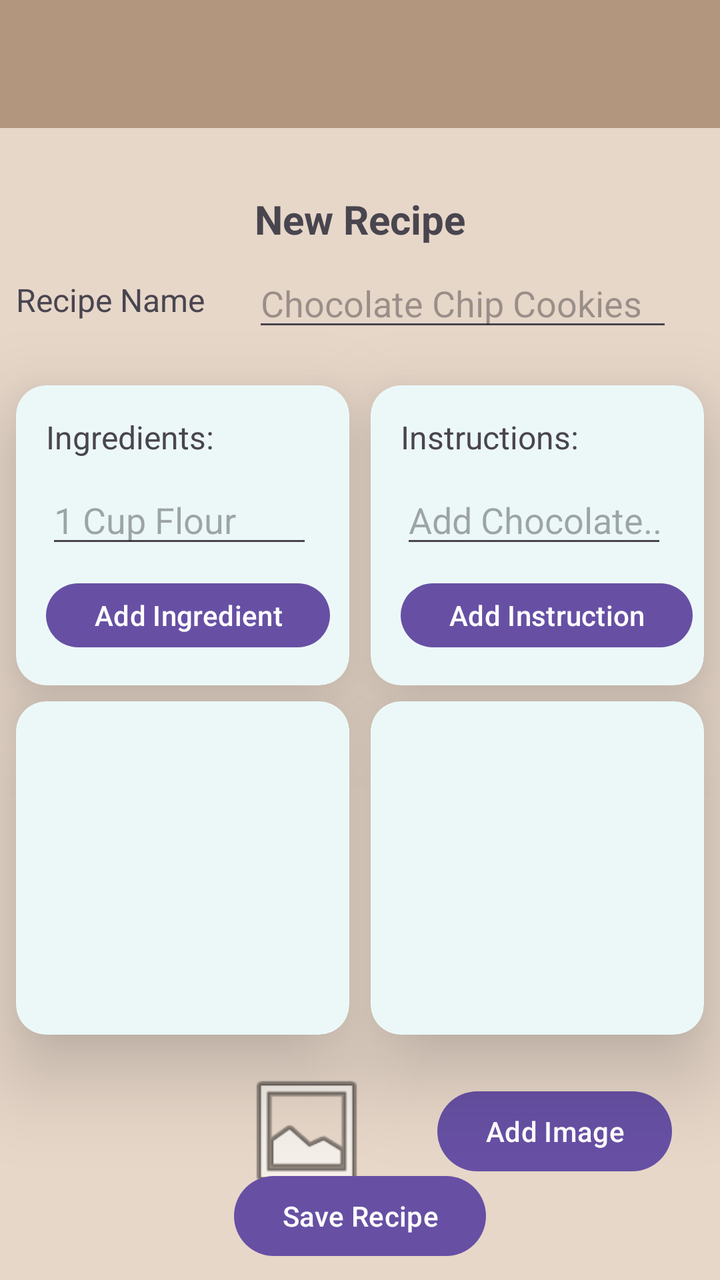
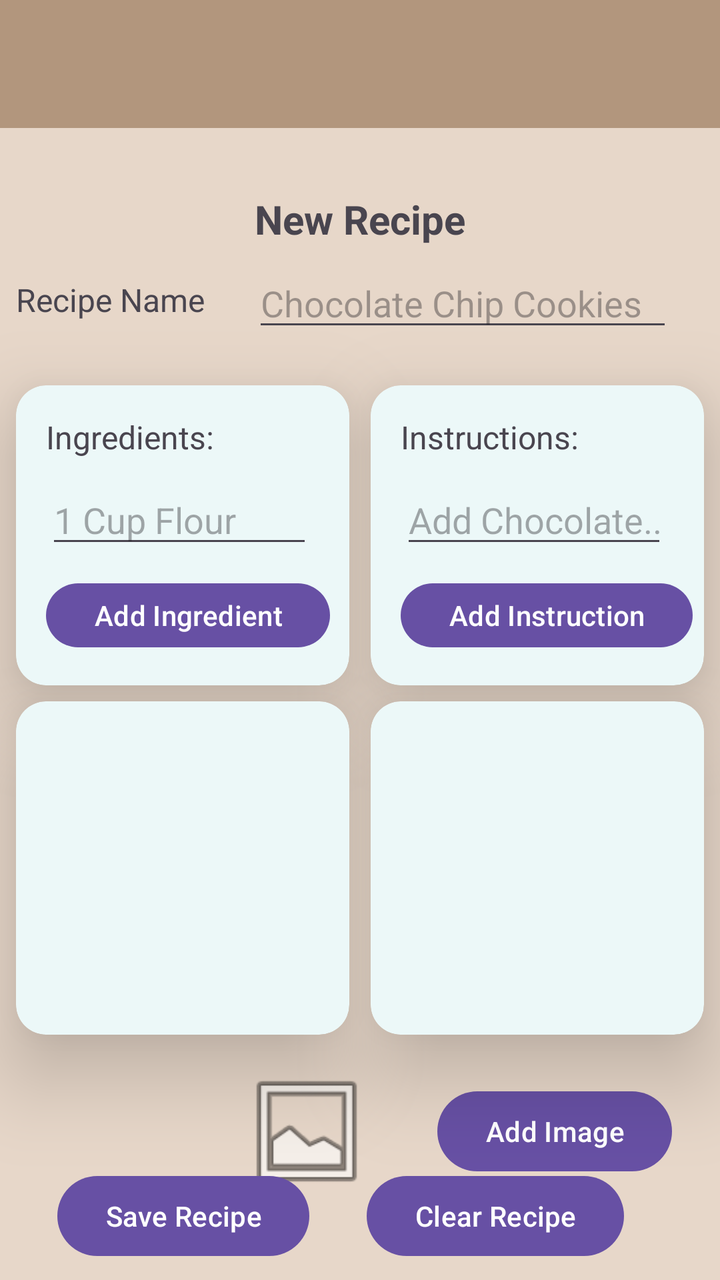

Screens rendered from an Android XML layout before and after an edit, with the pre-edit source and the edit as a unified diff.
<!-- AndroidManifest.xml: application theme Theme.RylanWight -->
<!-- res/layout/activity_new_recipe.xml -->
<?xml version="1.0" encoding="utf-8"?>
<androidx.constraintlayout.widget.ConstraintLayout xmlns:android="http://schemas.android.com/apk/res/android"
    xmlns:app="http://schemas.android.com/apk/res-auto"
    xmlns:tools="http://schemas.android.com/tools"
    android:id="@+id/main"
    android:layout_width="match_parent"
    android:layout_height="match_parent"
    android:background="#E7D7C9"
    tools:context=".new_recipe">

    <androidx.appcompat.widget.Toolbar
        android:id="@+id/tbNewRecipe"
        android:layout_width="409dp"
        android:layout_height="wrap_content"
        android:background="#B2967D"
        android:minHeight="?attr/actionBarSize"
        android:theme="?attr/actionBarTheme"
        app:layout_constraintEnd_toEndOf="parent"
        app:layout_constraintStart_toStartOf="parent"
        app:layout_constraintTop_toTopOf="parent" />

    <TextView
        android:id="@+id/tvNewRecipe"
        android:layout_width="wrap_content"
        android:layout_height="wrap_content"
        android:layout_marginTop="32dp"
        android:text="New Recipe"
        android:textSize="20sp"
        android:textStyle="bold"
        app:layout_constraintEnd_toEndOf="parent"
        app:layout_constraintStart_toStartOf="parent"
        app:layout_constraintTop_toBottomOf="@+id/tbNewRecipe" />

    <TextView
        android:id="@+id/lblRecipeName"
        android:layout_width="wrap_content"
        android:layout_height="wrap_content"
        android:layout_marginStart="8dp"
        android:layout_marginTop="16dp"
        android:text="Recipe Name"
        android:textSize="16sp"
        app:layout_constraintStart_toStartOf="parent"
        app:layout_constraintTop_toBottomOf="@+id/tvNewRecipe" />

    <EditText
        android:id="@+id/etRecipeName"
        style="@style/Widget.AppCompat.EditText"
        android:layout_width="wrap_content"
        android:layout_height="wrap_content"
        android:ems="10"
        android:hint="Chocolate Chip Cookies"
        android:inputType="text"
        app:layout_constraintBottom_toBottomOf="@+id/lblRecipeName"
        app:layout_constraintEnd_toEndOf="parent"
        app:layout_constraintStart_toEndOf="@+id/lblRecipeName"
        app:layout_constraintTop_toTopOf="@+id/lblRecipeName" />

    <androidx.cardview.widget.CardView
        android:id="@+id/ingredientCard"
        android:layout_width="500px"
        android:layout_height="450px"
        android:layout_marginStart="8dp"
        android:layout_marginTop="32dp"
        app:cardBackgroundColor="#ECF8F8"
        app:cardCornerRadius="15dp"
        app:cardElevation="24dp"
        app:layout_constraintStart_toStartOf="parent"
        app:layout_constraintTop_toBottomOf="@+id/lblRecipeName">

        <TextView
            android:id="@+id/lblIngredients"
            android:layout_width="wrap_content"
            android:layout_height="wrap_content"
            android:layout_marginStart="15dp"
            android:layout_marginTop="15dp"
            android:layout_marginBottom="15dp"
            android:text="Ingredients:"
            android:textSize="16sp" />

        <EditText
            android:id="@+id/etIngredient"
            android:layout_width="400px"
            android:layout_height="wrap_content"
            android:layout_marginStart="15dp"
            android:layout_marginTop="45dp"
            android:layout_marginBottom="15dp"
            android:ems="10"
            android:hint="1 Cup Flour"
            android:inputType="text" />

        <Button
            android:id="@+id/btnAddIngredient"
            android:layout_width="wrap_content"
            android:layout_height="wrap_content"
            android:layout_marginStart="15dp"
            android:layout_marginTop="95dp"
            android:layout_marginBottom="15dp"
            android:text="Add Ingredient" />
    </androidx.cardview.widget.CardView>

    <androidx.cardview.widget.CardView
        android:id="@+id/instructionCard"
        android:layout_width="500px"
        android:layout_height="450px"
        android:layout_marginEnd="8dp"
        app:cardBackgroundColor="#ECF8F8"
        app:cardCornerRadius="15dp"
        app:cardElevation="24dp"
        app:layout_constraintEnd_toEndOf="parent"
        app:layout_constraintTop_toTopOf="@+id/ingredientCard">

        <TextView
            android:id="@+id/lblInstructions"
            android:layout_width="wrap_content"
            android:layout_height="wrap_content"
            android:layout_marginStart="15dp"
            android:layout_marginTop="15dp"
            android:layout_marginBottom="15dp"
            android:text="Instructions:"
            android:textSize="16sp" />

        <EditText
            android:id="@+id/editTextText"
            android:layout_width="400px"
            android:layout_height="wrap_content"
            android:layout_marginStart="15dp"
            android:layout_marginTop="45dp"
            android:layout_marginBottom="15dp"
            android:ems="10"
            android:hint="Add Chocolate..."
            android:inputType="text" />

        <Button
            android:id="@+id/btnAddInstruction"
            android:layout_width="wrap_content"
            android:layout_height="wrap_content"
            android:layout_marginStart="15dp"
            android:layout_marginTop="95dp"
            android:layout_marginBottom="15dp"
            android:text="Add Instruction" />
    </androidx.cardview.widget.CardView>

    <androidx.cardview.widget.CardView
        android:id="@+id/ingredientsListCard"
        android:layout_width="500px"
        android:layout_height="500px"
        android:layout_marginStart="8dp"
        android:layout_marginTop="8dp"
        app:cardBackgroundColor="#ECF8F8"
        app:cardCornerRadius="15dp"
        app:cardElevation="24dp"
        app:layout_constraintStart_toStartOf="parent"
        app:layout_constraintTop_toBottomOf="@+id/ingredientCard">

        <androidx.recyclerview.widget.RecyclerView
            android:id="@+id/ingredientsList"
            android:layout_width="match_parent"
            android:layout_height="match_parent"
            android:layout_marginStart="15dp"
            android:layout_marginTop="15dp" />
    </androidx.cardview.widget.CardView>

    <androidx.cardview.widget.CardView
        android:layout_width="500px"
        android:layout_height="500px"
        android:layout_marginTop="8dp"
        android:layout_marginEnd="8dp"
        app:cardBackgroundColor="#ECF8F8"
        app:cardCornerRadius="15dp"
        app:cardElevation="24dp"
        app:layout_constraintEnd_toEndOf="parent"
        app:layout_constraintTop_toBottomOf="@+id/instructionCard">

        <androidx.recyclerview.widget.RecyclerView
            android:id="@+id/instructionsList"
            android:layout_width="match_parent"
            android:layout_height="match_parent"
            android:layout_marginStart="15dp"
            android:layout_marginTop="15dp" />
    </androidx.cardview.widget.CardView>

    <ImageView
        android:id="@+id/imgRecipe"
        android:layout_width="200px"
        android:layout_height="200px"
        android:layout_marginStart="120dp"
        android:layout_marginTop="15dp"
        android:maxWidth="300px"
        android:maxHeight="300px"
        app:layout_constraintStart_toStartOf="parent"
        app:layout_constraintTop_toBottomOf="@+id/ingredientsListCard"
        app:srcCompat="@android:drawable/ic_menu_gallery" />

    <Button
        android:id="@+id/btnAddImg"
        android:layout_width="wrap_content"
        android:layout_height="wrap_content"
        android:layout_marginStart="32dp"
        android:text="Add Image"
        app:layout_constraintBottom_toBottomOf="@+id/imgRecipe"
        app:layout_constraintStart_toEndOf="@+id/imgRecipe"
        app:layout_constraintTop_toTopOf="@+id/imgRecipe" />

    <Button
        android:id="@+id/btnSaveRecipe"
        android:layout_width="wrap_content"
        android:layout_height="wrap_content"
        android:layout_marginBottom="8dp"
        android:text="Save Recipe"
        app:layout_constraintBottom_toBottomOf="parent"
        app:layout_constraintEnd_toEndOf="parent"
        app:layout_constraintStart_toStartOf="parent" />
</androidx.constraintlayout.widget.ConstraintLayout>
<!-- resources referenced by this layout -->
<resources>
  <style name="Theme.RylanWight" parent="Base.Theme.RylanWight" />
  <style name="Base.Theme.RylanWight" parent="Theme.Material3.DayNight.NoActionBar">
          
          
      </style>
</resources>

<!-- the commit's change to res/layout/activity_new_recipe.xml (unified diff, before → after) -->
@@ -120,7 +120,7 @@
             android:textSize="16sp" />
 
         <EditText
-            android:id="@+id/editTextText"
+            android:id="@+id/etInstruction"
             android:layout_width="400px"
             android:layout_height="wrap_content"
             android:layout_marginStart="15dp"
@@ -208,6 +208,16 @@
         android:layout_marginBottom="8dp"
         android:text="Save Recipe"
         app:layout_constraintBottom_toBottomOf="parent"
-        app:layout_constraintEnd_toEndOf="parent"
+        app:layout_constraintEnd_toStartOf="@+id/btnClear"
         app:layout_constraintStart_toStartOf="parent" />
+
+    <Button
+        android:id="@+id/btnClear"
+        android:layout_width="wrap_content"
+        android:layout_height="wrap_content"
+        android:layout_marginEnd="48dp"
+        android:layout_marginBottom="8dp"
+        android:text="Clear Recipe"
+        app:layout_constraintBottom_toBottomOf="parent"
+        app:layout_constraintEnd_toEndOf="parent" />
 </androidx.constraintlayout.widget.ConstraintLayout>
